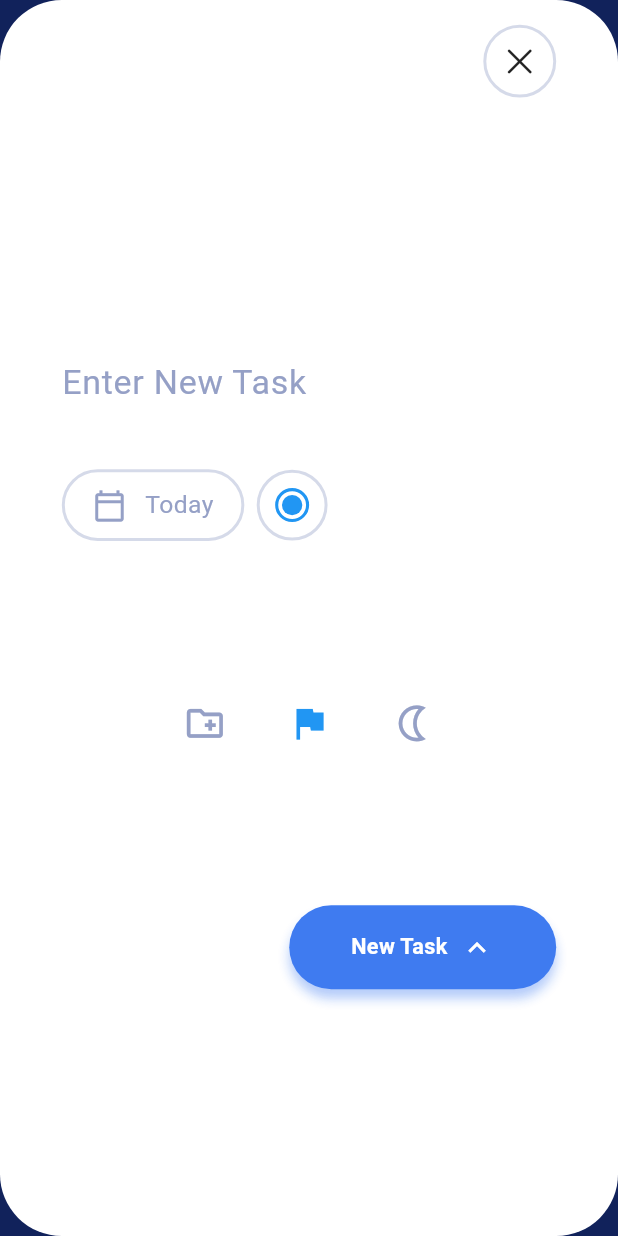
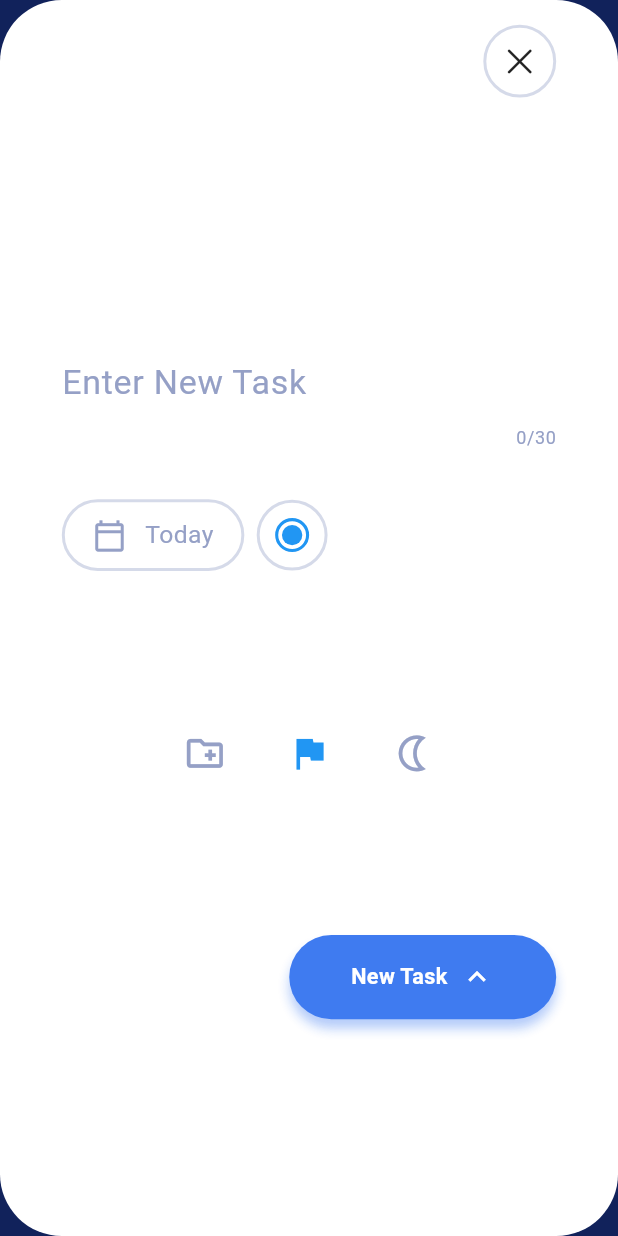
Before and after one commit to codehooni/todo_app, a Flutter app: the screen it shows after launch, after a tap on the "add" icon, on a phone screen of 412 x 824 dp. Run offline on Flutter 3.47's test engine with Material 3 defaults, Android fonts, the phone set to English and light mode, and no system bars; our stand-ins replace fl_chart, flutter_riverpod, go_router, hive_flutter; accounts and stored records are empty.

Commit message:
feat: Add animations & improve todo management
  - Dismissible 기능 개선
    - UNDO 버튼 및 reverse swipe로 삭제 취소
    - 삭제 시 왼쪽 슬라이드 애니메이션 추가
    - Timer로 중복 삭제 방지

  - ReorderableListView & Hive 저장
    - DatabaseService로 todo 순서 저장
    - index key 방식으로 순서 보장

  - 화면 전환 애니메이션 추가
    - HomeScreen: fade in & slide 애니메이션
    - CategoryContainer: progress bar 0→percent 애니메이션
    - TodoItem: 체크박스 border→color→grey 애니메이션
    - SideMenu: progress indicator & chart reveal 애니메이션 (600ms delay)

```diff
--- a/lib/models/todo.dart
+++ b/lib/models/todo.dart
@@ -51,4 +51,7 @@ class Todo {
       createdAt: createdAt ?? this.createdAt,
     );
   }
+
+  @override
+  String toString() => 'Todo(title: $title)';
 }
--- a/lib/screens/home/add_todo_screen.dart
+++ b/lib/screens/home/add_todo_screen.dart
@@ -34,7 +34,6 @@ class _AddTodoScreenState extends ConsumerState<AddTodoScreen> {
   DateTime? endDate;
 
   // Animation
-  static final _tween = Tween<double>(begin: 0, end: 1);
   final List<bool> _visibles = List.generate(5, (index) => false);
 
   Widget _buildAnimation(Widget child, bool visible) {
@@ -43,7 +42,7 @@ class _AddTodoScreenState extends ConsumerState<AddTodoScreen> {
       duration: Duration(milliseconds: 500),
       curve: Curves.easeOut,
       child: AnimatedSlide(
-        offset: visible ? Offset.zero : Offset(0, -0.03),
+        offset: visible ? Offset.zero : Offset(0, -0.05),
         duration: Duration(milliseconds: 500),
         curve: Curves.easeOut,
         child: child,
@@ -111,6 +110,7 @@ class _AddTodoScreenState extends ConsumerState<AddTodoScreen> {
                   _buildAnimation(
                     TextFormField(
                       controller: controller,
+                      maxLength: 30,
                       validator: (value) {
                         if (value == null || value.isEmpty) {
                           return 'Please enter title';
--- a/lib/screens/home/home_screen.dart
+++ b/lib/screens/home/home_screen.dart
@@ -25,6 +25,36 @@ class HomeScreen extends ConsumerStatefulWidget {
 class _HomeScreenState extends ConsumerState<HomeScreen> {
   bool isFAB = false;
 
+  // Animation
+  final List<bool> _visibles = List.generate(5, (index) => false);
+
+  Widget _buildAnimation(Widget child, bool visible) {
+    return AnimatedOpacity(
+      opacity: visible ? 1.0 : 0.0,
+      duration: Duration(milliseconds: 500),
+      curve: Curves.easeOut,
+      child: AnimatedSlide(
+        offset: visible ? Offset.zero : Offset(0, -0.05),
+        duration: Duration(milliseconds: 500),
+        curve: Curves.easeOut,
+        child: child,
+      ),
+    );
+  }
+
+  @override
+  void initState() {
+    super.initState();
+    _startAnimations();
+  }
+
+  void _startAnimations() async {
+    for (int i = 0; i < _visibles.length; i++) {
+      await Future.delayed(Duration(milliseconds: i == 0 ? 100 : 100));
+      if (mounted) setState(() => _visibles[i] = true);
+    }
+  }
+
   @override
   Widget build(BuildContext context) {
     final List<Todo> todos = ref.watch(filteredTodoProvider);
@@ -40,17 +70,25 @@ class _HomeScreenState extends ConsumerState<HomeScreen> {
                 crossAxisAlignment: CrossAxisAlignment.start,
                 children: [
                   SizedBox(height: mq.height * 0.015),
-                  _buildAppBar(),
+                  _buildAnimation(_buildAppBar(), _visibles[0]),
+
                   SizedBox(height: mq.height * 0.035),
-                  _buildTitle(),
+                  _buildAnimation(_buildTitle(), _visibles[1]),
                   SizedBox(height: mq.height * 0.025),
-                  _buildCategory(),
+                  _buildAnimation(_buildCategory(), _visibles[2]),
+
+                  Expanded(
+                    child: _buildAnimation(
                       _buildTodos(todos, ref),
+                      _visibles[3],
+                    ),
+                  ),
                 ],
               ),
             ),
           ),
-          floatingActionButton: GestureDetector(
+          floatingActionButton: _buildAnimation(
+            GestureDetector(
               onTap: () async {
                 setState(() {
                   isFAB = true;
@@ -71,7 +109,9 @@ class _HomeScreenState extends ConsumerState<HomeScreen> {
                   color: Theme.of(context).colorScheme.primary,
                   boxShadow: [
                     BoxShadow(
-                    color: Theme.of(context).colorScheme.primary.withAlpha(100),
+                      color: Theme.of(
+                        context,
+                      ).colorScheme.primary.withAlpha(100),
                       offset: Offset(0.0, mq.width * 0.015),
                       blurRadius: mq.width * 0.015,
                     ),
@@ -84,6 +124,8 @@ class _HomeScreenState extends ConsumerState<HomeScreen> {
                 ),
               ),
             ),
+            _visibles[4],
+          ),
         ),
         AnimationSpread(isFAB: isFAB),
       ],
@@ -91,8 +133,7 @@ class _HomeScreenState extends ConsumerState<HomeScreen> {
   }
 
   Widget _buildTodos(List<Todo> todos, WidgetRef ref) {
-    return Expanded(
-      child: Column(
+    return Column(
       crossAxisAlignment: CrossAxisAlignment.start,
       children: [
         SizedBox(height: mq.height * 0.03),
@@ -107,17 +148,19 @@ class _HomeScreenState extends ConsumerState<HomeScreen> {
         SizedBox(height: mq.height * 0.02),
 
         Expanded(
-            child: ListView.builder(
+          child: ReorderableListView.builder(
+            onReorder: (int oldIndex, int newIndex) {
+              ref.read(todoProvider.notifier).reorderTodo(oldIndex, newIndex);
+            },
             itemCount: todos.length,
             itemBuilder: (context, index) {
               final todo = todos[index];
 
-                return TodoItem(todo: todo);
+              return TodoItem(key: Key(todo.id), todo: todo);
             },
           ),
         ),
       ],
-      ),
     );
   }
 
--- a/lib/widgets/category_container.dart
+++ b/lib/widgets/category_container.dart
@@ -16,6 +16,30 @@ class CategoryContainer extends ConsumerStatefulWidget {
 }
 
 class _CategoryContainerState extends ConsumerState<CategoryContainer> {
+  Duration animationTime = Duration(milliseconds: 700);
+
+  // 처음 빌드되면 에니메이션을 0부터 시작하며 보여주도록
+  bool _initialized = false;
+
+  @override
+  void initState() {
+    super.initState();
+    WidgetsBinding.instance.addPostFrameCallback((_) {
+      if (mounted) {
+        setState(() {
+          _initialized = true;
+        });
+        Future.delayed(Duration(milliseconds: 800), () {
+          if (mounted) {
+            setState(() {
+              animationTime = Duration(milliseconds: 300);
+            });
+          }
+        });
+      }
+    });
+  }
+
   @override
   Widget build(BuildContext context) {
     // 선택된 Category 확인 변수
@@ -32,6 +56,8 @@ class _CategoryContainerState extends ConsumerState<CategoryContainer> {
     );
     final double percent = countTasks != 0 ? completedTasks / countTasks : 0;
 
+    final double displayPercent = _initialized ? percent : 0.0;
+
     // 크기를 위한 변수들
     final totalContainerWidth = mq.width * 0.45;
     final horizontalPadding = mq.width * 0.035;
@@ -40,7 +66,7 @@ class _CategoryContainerState extends ConsumerState<CategoryContainer> {
 
     final progressBarVerticalIconWidth = progressBarHeight / 2;
     double progressBarVerticalIconPadding =
-        progressBarWidth * percent - progressBarVerticalIconWidth;
+        progressBarWidth * displayPercent - progressBarVerticalIconWidth;
     // padding이 0보다 작아지면 0
     if (progressBarVerticalIconPadding < 0) {
       progressBarVerticalIconPadding = 0;
@@ -115,8 +141,10 @@ class _CategoryContainerState extends ConsumerState<CategoryContainer> {
                   ),
 
                   // 프로그래스 상태 색칠
-                  Container(
-                    width: progressBarWidth * percent,
+                  AnimatedContainer(
+                    duration: animationTime,
+                    curve: Curves.easeInOut,
+                    width: progressBarWidth * displayPercent,
                     height: progressBarHeight / 2,
                     decoration: BoxDecoration(
                       color: widget.category.color,
@@ -133,7 +161,9 @@ class _CategoryContainerState extends ConsumerState<CategoryContainer> {
                   ),
 
                   // 위로 튀어나온 아이콘
-                  Padding(
+                  AnimatedPadding(
+                    duration: animationTime,
+                    curve: Curves.easeInOut,
                     padding: EdgeInsets.only(
                       left: progressBarVerticalIconPadding,
                     ),
--- a/lib/widgets/my_line_chart.dart
+++ b/lib/widgets/my_line_chart.dart
@@ -22,9 +22,25 @@ class _MyLineChartState extends ConsumerState<MyLineChart> {
     );
   }
 
+  bool _showChart = false;
+  bool _previousSideMenuState = false;
+
   @override
   Widget build(BuildContext context) {
     final isSideMenu = ref.watch(screenProvider);
+
+    if (isSideMenu && !_previousSideMenuState) {
+      _showChart = false; // 처음엔 가려진 상태
+      if (mounted && ref.read(screenProvider)) {
+        setState(() {
+          _showChart = true; // 600ms 후 드러남
+        });
+      }
+    } else if (!isSideMenu && _previousSideMenuState) {
+      _showChart = false; // 메뉴 닫히면 즉시 가림
+    }
+    _previousSideMenuState = isSideMenu;
+
     final minX = -0.1;
     final maxX = originalData.length - 1 + 0.1;
     final minY = originalData.reduce((a, b) => a < b ? a : b);
@@ -68,7 +84,7 @@ class _MyLineChartState extends ConsumerState<MyLineChart> {
           Align(
             alignment: Alignment.centerRight,
             child: AnimatedContainer(
-              width: isSideMenu ? 0 : mq.width,
+              width: _showChart ? 0 : mq.width,
               duration: Duration(milliseconds: 1300),
               curve: Curves.easeInOutCubic,
               color: Theme.of(context).colorScheme.inverseSurface,
--- a/lib/widgets/side_menu.dart
+++ b/lib/widgets/side_menu.dart
@@ -209,7 +209,7 @@ Widget _buildMenuItem(
 }
 
 // ShadowProgressIndicator
-class ShadowProgressIndicator extends StatelessWidget {
+class ShadowProgressIndicator extends ConsumerStatefulWidget {
   final double value;
   final Color backgroundColor;
   final Color color;
@@ -226,18 +226,87 @@ class ShadowProgressIndicator extends StatelessWidget {
   });
 
   @override
+  ConsumerState<ShadowProgressIndicator> createState() =>
+      _ShadowProgressIndicatorState();
+}
+
+class _ShadowProgressIndicatorState
+    extends ConsumerState<ShadowProgressIndicator>
+    with SingleTickerProviderStateMixin {
+  late AnimationController _controller;
+  late Animation<double> _animation;
+  bool _previousSideMenuState = false;
+
+  @override
+  void initState() {
+    super.initState();
+    _controller = AnimationController(
+      vsync: this,
+      duration: Duration(milliseconds: 700),
+    );
+
+    _animation = Tween<double>(
+      begin: 0.0,
+      end: widget.value,
+    ).animate(CurvedAnimation(parent: _controller, curve: Curves.easeOutCubic));
+  }
+
+  @override
+  void didUpdateWidget(ShadowProgressIndicator oldWidget) {
+    super.didUpdateWidget(oldWidget);
+    if (oldWidget.value != widget.value) {
+      // value 변경 시 애니메이션 업데이트
+      _animation = Tween<double>(begin: _animation.value, end: widget.value)
+          .animate(
+            CurvedAnimation(parent: _controller, curve: Curves.easeOutCubic),
+          );
+      _controller.forward(from: 0.0);
+    }
+  }
+
+  @override
+  void dispose() {
+    _controller.dispose();
+    super.dispose();
+  }
+
+  @override
   Widget build(BuildContext context) {
-    return SizedBox(
-      width: size,
-      height: size,
-      child: CustomPaint(
-        painter: _ShadowProgressPainter(
-          value: value,
-          backgroundColor: backgroundColor,
-          color: color,
-          strokeWidth: strokeWidth,
-        ),
-      ),
+    final isSideMenu = ref.watch(screenProvider);
+
+    if (isSideMenu && !_previousSideMenuState) {
+      Future.delayed(Duration(milliseconds: 600), () {
+        if (mounted && ref.read(screenProvider)) {
+          _controller.reset();
+          _controller.forward();
+        }
+      });
+    }
+    // 메뉴가 닫힐 때: progress reset
+    else if (!isSideMenu && !_previousSideMenuState) {
+      Future.delayed(Duration(milliseconds: 200), () {
+        if (mounted) {
+          _controller.reset();
+        }
+      });
+    }
+
+    return AnimatedBuilder(
+      animation: _animation,
+      builder: (context, child) {
+        return SizedBox(
+          width: widget.size,
+          height: widget.size,
+          child: CustomPaint(
+            painter: _ShadowProgressPainter(
+              value: _animation.value,
+              backgroundColor: widget.backgroundColor,
+              color: widget.color,
+              strokeWidth: widget.strokeWidth,
+            ),
+          ),
+        );
+      },
     );
   }
 }
```
Also changed, not shown: lib/provider/todo_provider.dart (+22 -9 lines), lib/service/database_service.dart (added, +15 -0 lines), lib/widgets/todo_item.dart (+45 -5 lines). Lines whose indentation alone changed are shown as unchanged.
